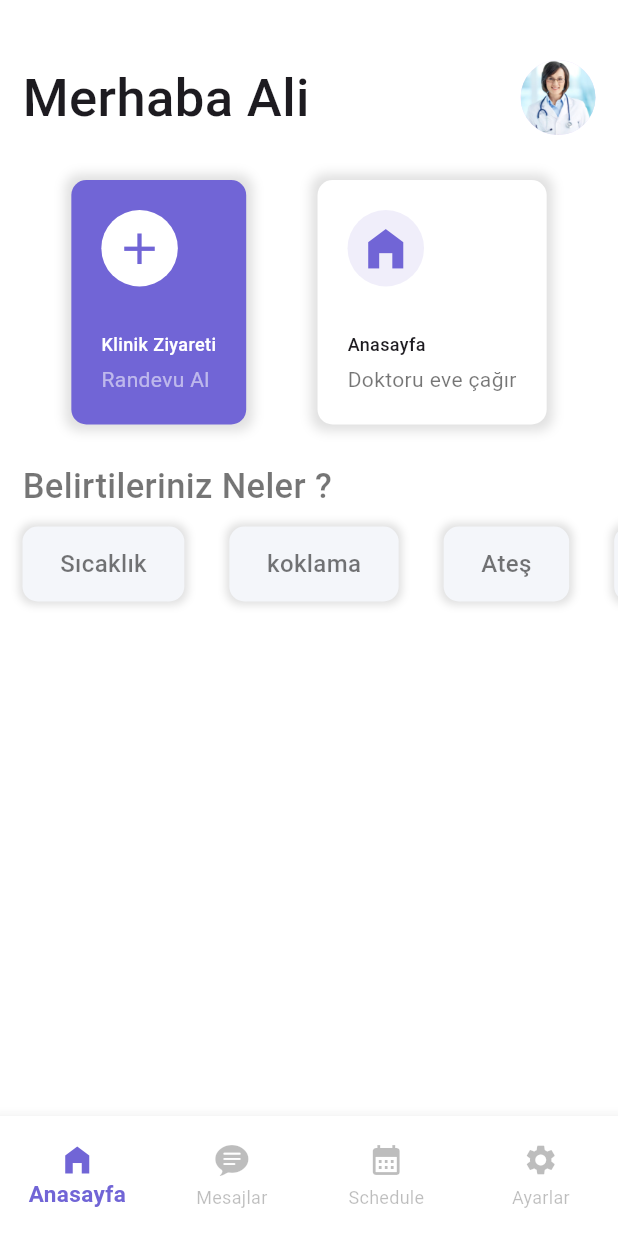
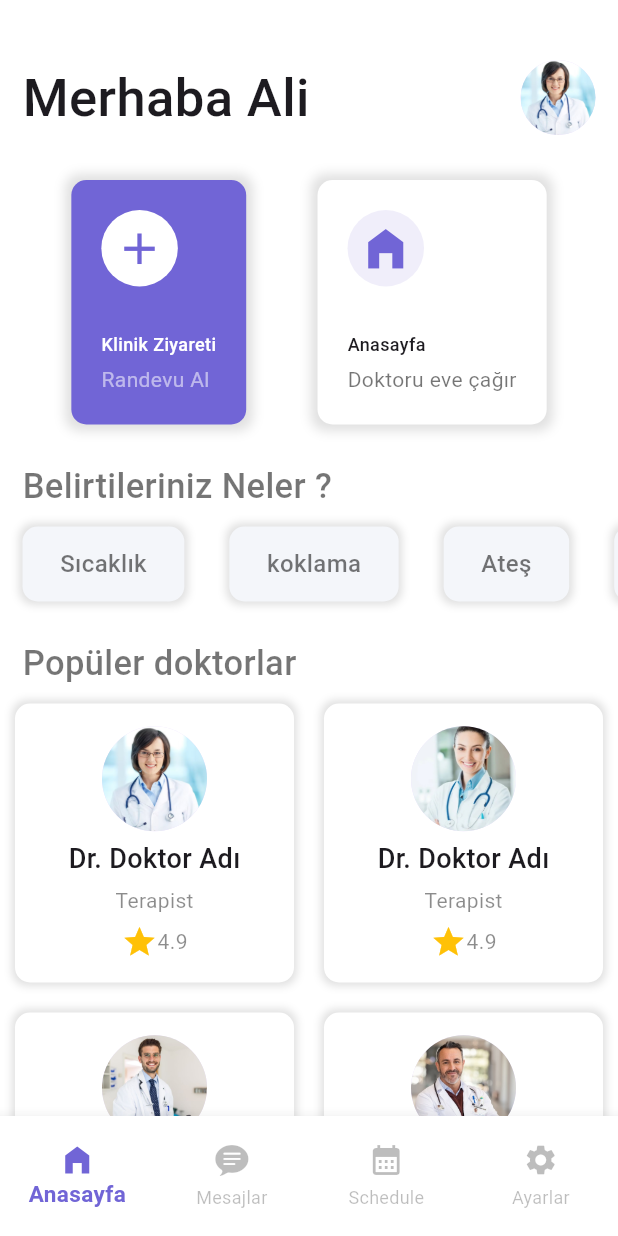
Before and after one commit to mmkocak/saglikapp, a Flutter app: the NavbarRoots screen opened directly, on a phone screen of 412 x 824 dp. Run offline on Flutter 3.47's test engine with Material 3 defaults, Android fonts, the phone set to English and light mode, and no system bars.

Commit message:
Anasayfa bitti

```diff
--- a/lib/view/home/home_screen.dart
+++ b/lib/view/home/home_screen.dart
@@ -1,12 +1,12 @@
 import 'package:flutter/material.dart';
 
 class HomeScreen extends StatelessWidget {
- final List symptoms = ["Sıcaklık", "koklama", "Ateş", "Öksürük", "Soğuk"];
+  final List symptoms = ["Sıcaklık", "koklama", "Ateş", "Öksürük", "Soğuk"];
   final List imgs = [
-    "doctor1.jpg"
-        "doctor2.jpg"
-        "doctor3.jpg"
-        "doctor4.jpg"
+    "doctor1.jpg",
+    "doctor2.jpg",
+    "doctor3.jpg",
+    "doctor4.jpg",
   ];
 
   HomeScreen({super.key});
@@ -186,6 +186,72 @@ class HomeScreen extends StatelessWidget {
               },
             ),
           ),
+          const SizedBox(height: 15),
+          const Padding(
+            padding: EdgeInsets.only(left: 15),
+            child: Text(
+              "Popüler doktorlar",
+              style: TextStyle(
+                  fontSize: 23,
+                  fontWeight: FontWeight.w500,
+                  color: Colors.black54),
+            ),
+          ),
+          GridView.builder(
+            gridDelegate: const SliverGridDelegateWithFixedCrossAxisCount(
+                crossAxisCount: 2),
+            itemCount: 4,
+            shrinkWrap: true,
+            physics: const NeverScrollableScrollPhysics(),
+            itemBuilder: (context, index) {
+              return InkWell(
+                onTap: () {},
+                child: Container(
+                  margin: const EdgeInsets.all(10),
+                  padding: const EdgeInsets.symmetric(vertical: 10),
+                  decoration: BoxDecoration(
+                      color: Colors.white,
+                      borderRadius: BorderRadius.circular(10),
+                      boxShadow: const [
+                        BoxShadow(
+                          color: Colors.black12,
+                          blurRadius: 4,
+                          spreadRadius: 2,
+                        )
+                      ]),
+                  child: Column(
+                    mainAxisAlignment: MainAxisAlignment.spaceEvenly,
+                    children: [
+                      CircleAvatar(
+                        radius: 35,
+                        backgroundImage:
+                            AssetImage("assets/images/${imgs[index]}"),
+                      ),
+                     const Text(
+                        "Dr. Doktor Adı",
+                        style: TextStyle(
+                          fontSize: 18,
+                          fontWeight: FontWeight.w500,
+                        ),
+                      ),
+                     const Text(
+                        "Terapist",
+                        style: TextStyle(color: Colors.black45),
+                      ),
+                      Row(
+                        mainAxisSize: MainAxisSize.min,
+                        mainAxisAlignment: MainAxisAlignment.center,
+                        children: [
+                          Icon(Icons.star, color: Colors.amber,),
+                          Text("4.9", style: TextStyle(color: Colors.black45),)
+                        ],
+                      )
+                    ],
+                  ),
+                ),
+              );
+            },
+          ),
         ],
       ),
     );
```
